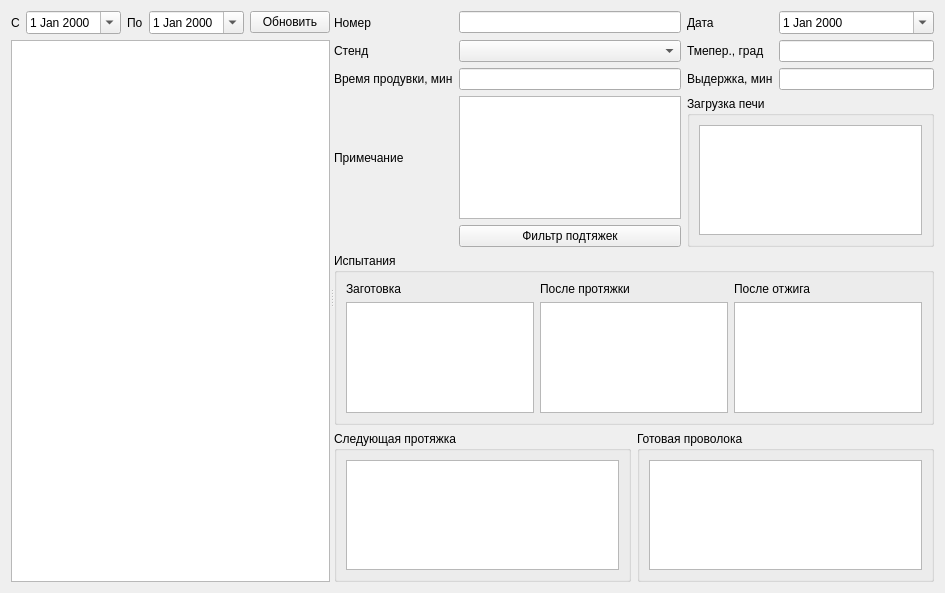
Old version of the form formann.ui in the repository Sergeyego/wire_pr.
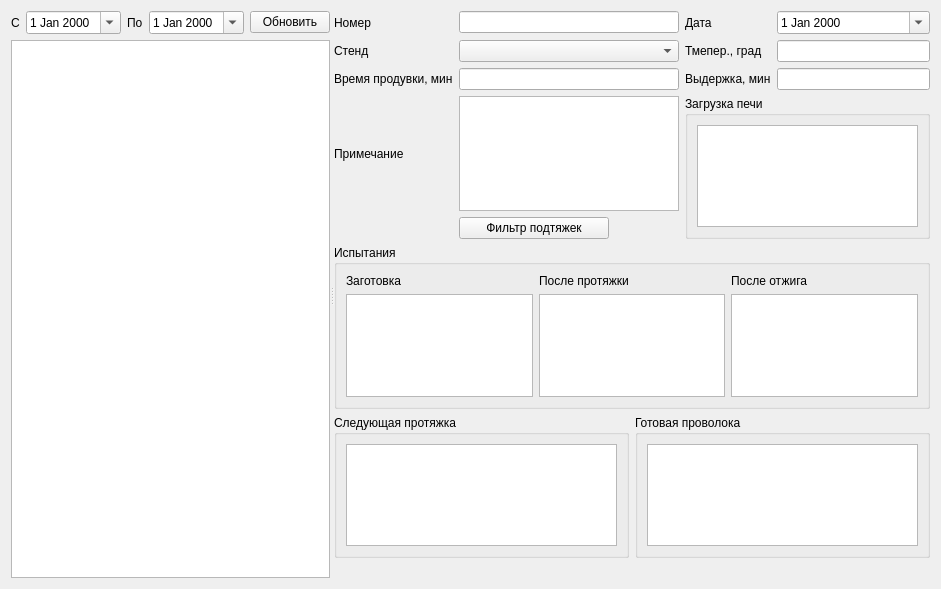
New version of the form. Icons and pictures are not drawn. Custom widgets are drawn as their Qt base class.

Patch:
```diff
--- a/formann.ui
+++ b/formann.ui
@@ -6,8 +6,8 @@
    <rect>
     <x>0</x>
     <y>0</y>
-    <width>945</width>
-    <height>593</height>
+    <width>941</width>
+    <height>589</height>
    </rect>
   </property>
   <property name="windowTitle">
@@ -175,6 +175,12 @@
          </item>
          <item row="4" column="1">
           <widget class="QPushButton" name="pushButtonFltPodt">
+           <property name="maximumSize">
+            <size>
+             <width>150</width>
+             <height>16777215</height>
+            </size>
+           </property>
            <property name="text">
             <string>Фильтр подтяжек</string>
            </property>
@@ -187,7 +193,7 @@
            </property>
            <layout class="QVBoxLayout" name="verticalLayout_4">
             <item>
-             <widget class="Viewer" name="tableViewCont">
+             <widget class="DbViewer" name="tableViewCont">
               <property name="selectionMode">
                <enum>QAbstractItemView::SingleSelection</enum>
               </property>
@@ -208,13 +214,13 @@
          </property>
          <layout class="QGridLayout" name="gridLayout_2">
           <item row="1" column="2">
-           <widget class="Viewer" name="tableViewMechAnn"/>
+           <widget class="DbViewer" name="tableViewMechAnn"/>
           </item>
           <item row="1" column="0">
-           <widget class="Viewer" name="tableViewMechSrc"/>
+           <widget class="DbViewer" name="tableViewMechSrc"/>
           </item>
           <item row="1" column="1">
-           <widget class="Viewer" name="tableViewPodtMech"/>
+           <widget class="DbViewer" name="tableViewPodtMech"/>
           </item>
           <item row="0" column="1">
            <widget class="QLabel" name="label_11">
@@ -282,6 +288,23 @@
          </item>
         </layout>
        </item>
+       <item>
+        <layout class="QHBoxLayout" name="horizontalLayoutBtn">
+         <item>
+          <spacer name="horizontalSpacer_2">
+           <property name="orientation">
+            <enum>Qt::Horizontal</enum>
+           </property>
+           <property name="sizeHint" stdset="0">
+            <size>
+             <width>40</width>
+             <height>20</height>
+            </size>
+           </property>
+          </spacer>
+         </item>
+        </layout>
+       </item>
       </layout>
      </widget>
     </widget>
@@ -289,15 +312,15 @@
   </layout>
  </widget>
  <customwidgets>
-  <customwidget>
-   <class>Viewer</class>
-   <extends>QTableView</extends>
-   <header>viewer.h</header>
-  </customwidget>
   <customwidget>
    <class>DateEdit</class>
    <extends>QDateEdit</extends>
-   <header>viewer.h</header>
+   <header>db/dbviewer.h</header>
+  </customwidget>
+  <customwidget>
+   <class>DbViewer</class>
+   <extends>QTableView</extends>
+   <header>db/dbviewer.h</header>
   </customwidget>
   <customwidget>
    <class>TableView</class>
```
Left out of the diff: 2 changed lines with no effect on the pictures.
